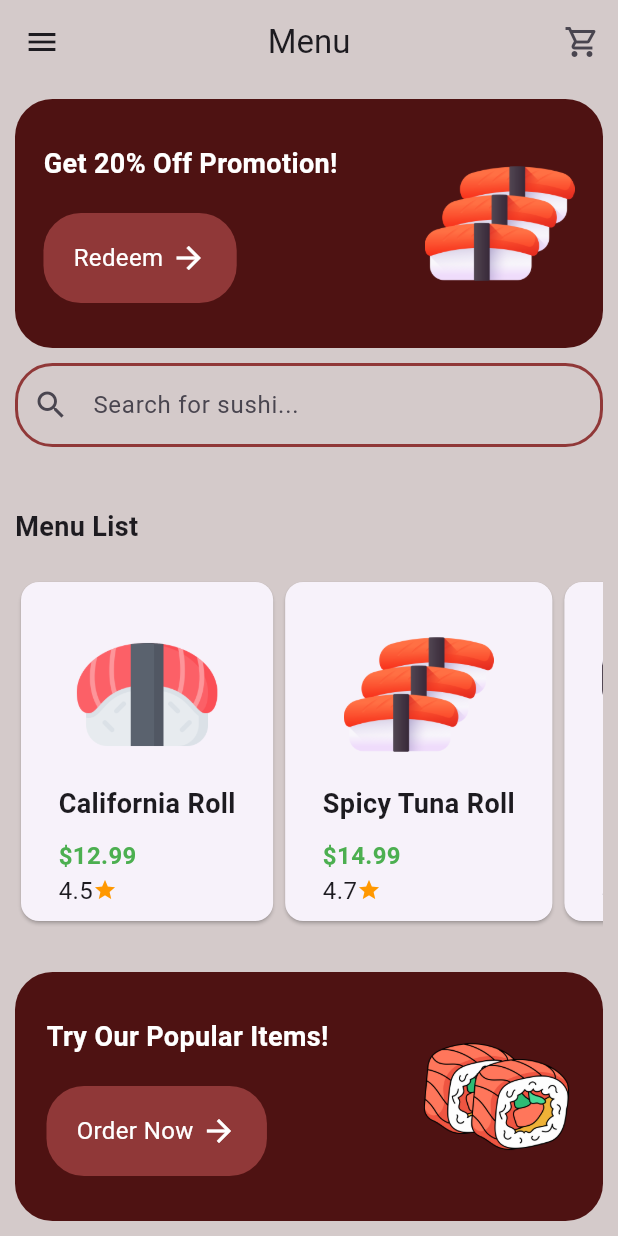
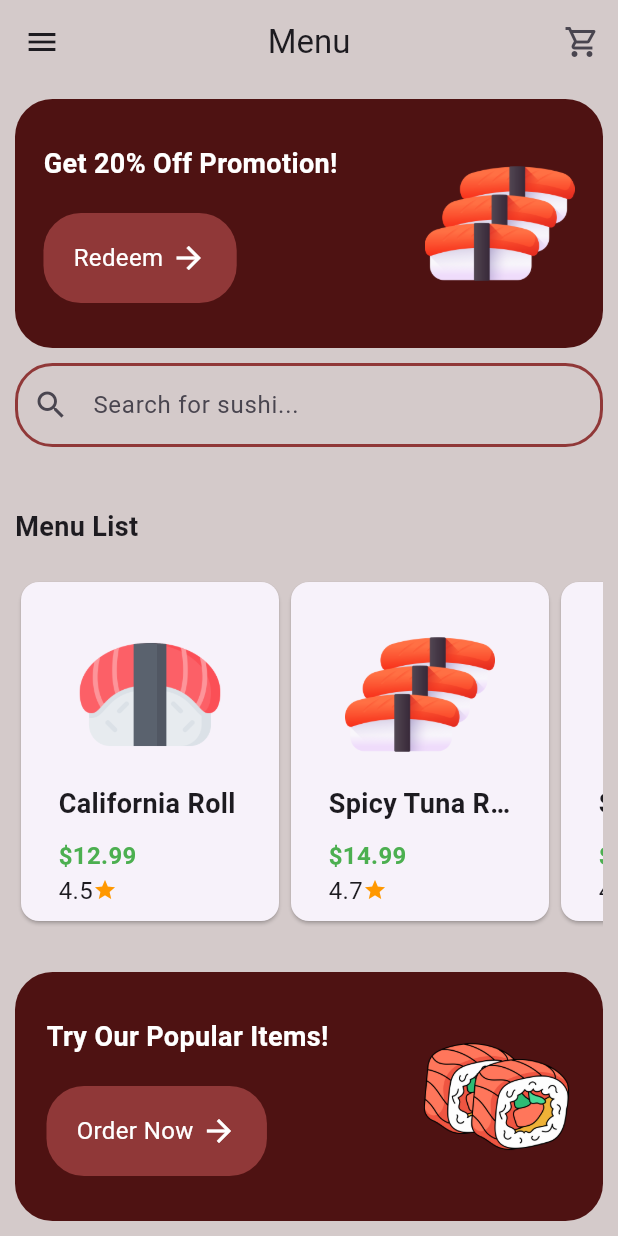
Before and after one commit to kudae3/sushi_restaurant, a Flutter app: the MenuPage screen opened by its route, on a phone screen of 412 x 824 dp. Run offline on Flutter 3.47's test engine with Material 3 defaults, Android fonts, the phone set to English and light mode, and no system bars; our stand-ins replace flutter_riverpod, google_fonts; Roboto replaces fonts that are missing (DMSerifDisplay).

Commit message:
Refactor FoodCard layout for improved readability and maintainability

```diff
--- a/lib/components/food_card.dart
+++ b/lib/components/food_card.dart
@@ -11,6 +11,8 @@ class FoodCard extends StatelessWidget {
   Widget build(BuildContext context) {
     return GestureDetector(
       onTap: onTap,
+      child: SizedBox(
+        width: 180,
         child: Card(
           child: Padding(
             padding: const EdgeInsets.all(25.0),
@@ -37,6 +39,7 @@ class FoodCard extends StatelessWidget {
             ),
           ),
         ),
+      ),
     );
   }
 }
--- a/lib/pages/menu_page.dart
+++ b/lib/pages/menu_page.dart
@@ -146,7 +146,7 @@ class _MenuPageState extends State<MenuPage> {
                         onTap: () => onDetailClicked(filteredMenuList[index]),
                       ),
                       itemCount: filteredMenuList.length,
-                      shrinkWrap: true,
+                      // shrinkWrap: true,
                     ),
             )),
 
```
Lines whose indentation alone changed are shown as unchanged.
